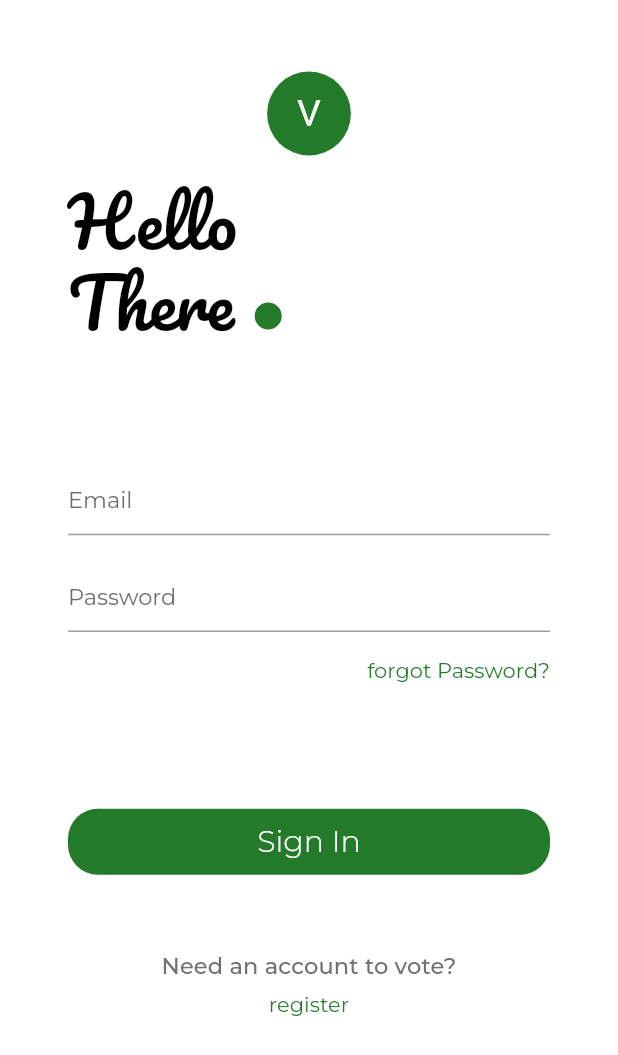
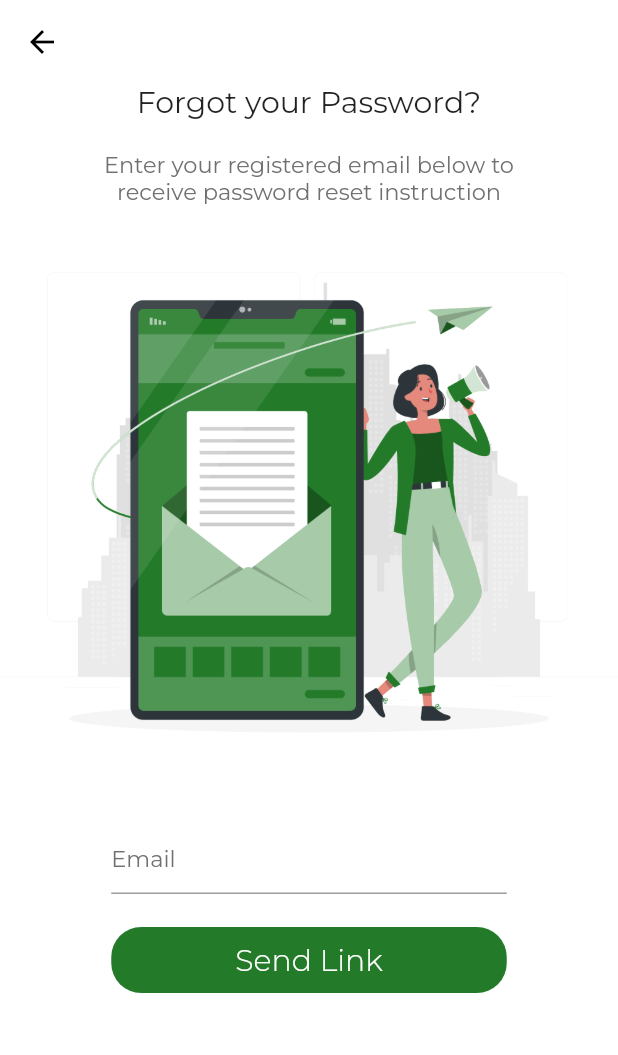
Before and after one commit to gyatashoa/votex, a Flutter app: the screen it shows after launch, after a tap on "forgot Password?", on a phone screen of 412 x 824 dp. Shown: the top 1055 px of the screen. Run offline on Flutter 3.47's test engine with Material 2 defaults, Android fonts, the light colour scheme and no system bars; our stand-ins replace avatar_glow, cloud_firestore, fancy_bottom_navigation, firebase_auth, firebase_core, fl_chart and 7 more; accounts and stored records are empty; Roboto replaces fonts that are missing (Courgette); statements that could not run were skipped.

Commit message:
forgot password view done with its services fully implemented

```diff
--- a/lib/app/app.dart
+++ b/lib/app/app.dart
@@ -9,6 +9,7 @@ import 'package:votex/ui/views/complete_registration_view.dart';
 import 'package:votex/ui/views/home_view.dart';
 import 'package:votex/ui/views/login_view.dart';
 import 'package:votex/ui/views/profile_view.dart';
+import 'package:votex/ui/views/reset_password_view.dart';
 import 'package:votex/ui/views/signup_view.dart';
 import 'package:votex/ui/views/startup_view.dart';
 import 'package:votex/ui/views/voting_detail_view.dart';
@@ -18,6 +19,7 @@ import 'package:votex/ui/views/voting_view.dart';
   MaterialRoute(page: StartUpView, initial: true),
   MaterialRoute(page: LoginView),
   MaterialRoute(page: SignUpView),
+  MaterialRoute(page: ResetPasswordView),
   MaterialRoute(
     page: CompleteRegistrationView,
   ),
@@ -41,6 +43,7 @@ import 'package:votex/ui/views/voting_view.dart';
   LazySingleton(classType: DateServices),
   LazySingleton(classType: FirestoreServices),
   LazySingleton(classType: LocalCachingSevices),
-  LazySingleton(classType: VotingServices)
+  LazySingleton(classType: VotingServices),
+  LazySingleton(classType: SnackbarService)
 ])
 class AppSetup {}
--- a/lib/app/app.locator.dart
+++ b/lib/app/app.locator.dart
@@ -32,4 +32,5 @@ void setupLocator({String? environment, EnvironmentFilter? environmentFilter}) {
   locator.registerLazySingleton(() => FirestoreServices());
   locator.registerLazySingleton(() => LocalCachingSevices());
   locator.registerLazySingleton(() => VotingServices());
+  locator.registerLazySingleton(() => SnackbarService());
 }
--- a/lib/app/app.router.dart
+++ b/lib/app/app.router.dart
@@ -14,6 +14,7 @@ import '../ui/views/complete_registration_view.dart';
 import '../ui/views/home_view.dart';
 import '../ui/views/login_view.dart';
 import '../ui/views/profile_view.dart';
+import '../ui/views/reset_password_view.dart';
 import '../ui/views/signup_view.dart';
 import '../ui/views/startup_view.dart';
 import '../ui/views/voting_detail_view.dart';
@@ -23,6 +24,7 @@ class Routes {
   static const String startUpView = '/';
   static const String loginView = '/login-view';
   static const String signUpView = '/sign-up-view';
+  static const String resetPasswordView = '/reset-password-view';
   static const String completeRegistrationView = '/complete-registration-view';
   static const String homeView = '/home-view';
   static const String profileView = '/profile-view';
@@ -32,6 +34,7 @@ class Routes {
     startUpView,
     loginView,
     signUpView,
+    resetPasswordView,
     completeRegistrationView,
     homeView,
     profileView,
@@ -47,6 +50,7 @@ class StackedRouter extends RouterBase {
     RouteDef(Routes.startUpView, page: StartUpView),
     RouteDef(Routes.loginView, page: LoginView),
     RouteDef(Routes.signUpView, page: SignUpView),
+    RouteDef(Routes.resetPasswordView, page: ResetPasswordView),
     RouteDef(Routes.completeRegistrationView, page: CompleteRegistrationView),
     RouteDef(Routes.homeView, page: HomeView),
     RouteDef(Routes.profileView, page: ProfileView),
@@ -71,6 +75,12 @@ class StackedRouter extends RouterBase {
     SignUpView: (data) {
       return MaterialPageRoute<dynamic>(
         builder: (context) => SignUpView(),
+        settings: data,
+      );
+    },
+    ResetPasswordView: (data) {
+      return MaterialPageRoute<dynamic>(
+        builder: (context) => const ResetPasswordView(),
         settings: data,
       );
     },
--- a/lib/services/auth_services.dart
+++ b/lib/services/auth_services.dart
@@ -31,6 +31,14 @@ class AuthServices {
     await _instance.signOut();
   }
 
+  Future resetPassword(String email) async {
+    try {
+      await _instance.sendPasswordResetEmail(email: email);
+    } catch (e) {
+      return e;
+    }
+  }
+
   Future UpdateName(String name) async {
     try {
       await _instance.currentUser!.updateDisplayName(name);
--- a/lib/theme/fonts.dart
+++ b/lib/theme/fonts.dart
@@ -56,3 +56,6 @@ TextStyle deepenText =
 
 TextStyle faintedText = GoogleFonts.montserrat(
     color: Colors.black.withOpacity(.5), fontWeight: FontWeight.w500);
+
+final TextStyle mediumHeaderText =
+    GoogleFonts.montserrat(fontSize: 20, fontWeight: FontWeight.w400);
--- a/lib/ui/view_model/login_view_model.dart
+++ b/lib/ui/view_model/login_view_model.dart
@@ -32,7 +32,10 @@ class LoginViewModel extends MainFormModel {
   LocalCachingSevices _cachingSevices = locator<LocalCachingSevices>();
   FirestoreServices _firestoreServices = locator<FirestoreServices>();
 
-  void forgotPassword() {}
+  void forgotPassword() async {
+    await _navigationService.navigateTo(Routes.resetPasswordView);
+  }
+
   void signIn(UserDetailsProvider provider) async {
     if (formKey.currentState!.validate()) {
       setBusy(true);
--- a/lib/ui/view_model/mainFormModel.dart
+++ b/lib/ui/view_model/mainFormModel.dart
@@ -26,7 +26,7 @@ class MainFormModel extends FormViewModel {
       {String? data, FieldType? type, String? password1, int? value}) {
     if (type == FieldType.EMAIL) {
       //validate for email
-      if (data == null || data.length < 6) {
+      if (data == null || (!data.contains('@')) || (!data.contains('.'))) {
         return errorMsg1;
       }
     }
--- /dev/null
+++ b/lib/ui/view_model/reset_password_view_model.dart
@@ -0,0 +1,47 @@
+import 'package:flutter/widgets.dart';
+import 'package:stacked/stacked.dart';
+import 'package:stacked_services/stacked_services.dart';
+import 'package:votex/app/app.locator.dart';
+import 'package:votex/services/auth_services.dart';
+import 'package:votex/ui/view_model/mainFormModel.dart';
+
+class ResetPasswordViewModel extends BaseViewModel {
+  final _authService = locator<AuthServices>();
+  final _dialogService = locator<DialogService>();
+  final _snackBarService = locator<SnackbarService>();
+  final _navigator = locator<NavigationService>();
+
+  final formkey = GlobalKey<FormState>();
+  final emailController = TextEditingController();
+
+  void resetPassword() async {
+    if (formkey.currentState!.validate()) {
+      setBusy(true);
+      var res = await _authService.resetPassword(this.emailController.text);
+      setBusy(false);
+      if (res != null) {
+        _dialogService.showDialog(title: 'Error', description: res.message);
+        return;
+      }
+      _snackBarService.showSnackbar(
+          onMainButtonTapped: () {
+            goBack();
+          },
+          onTap: (val) {
+            goBack();
+          },
+          duration: Duration(seconds: 8),
+          title: 'Link Sent',
+          message: 'A link was sent to you email');
+      this.emailController.text = '';
+    }
+  }
+
+  void goBack() {
+    _navigator.back();
+  }
+
+  String? validate(String? val) {
+    return MainFormModel().validator(data: val, type: FieldType.EMAIL);
+  }
+}
--- /dev/null
+++ b/lib/ui/views/reset_password_view.dart
@@ -0,0 +1,98 @@
+import 'package:flutter/material.dart';
+import 'package:google_fonts/google_fonts.dart';
+import 'package:responsive_builder/responsive_builder.dart';
+import 'package:stacked/stacked.dart';
+import 'package:votex/theme/fonts.dart';
+import 'package:votex/ui/view_model/reset_password_view_model.dart';
+import 'package:votex/ui/widgets/auth_busy_btn.dart';
+
+class ResetPasswordView extends StatelessWidget {
+  const ResetPasswordView({Key? key}) : super(key: key);
+
+  @override
+  Widget build(BuildContext context) {
+    return ViewModelBuilder<ResetPasswordViewModel>.reactive(
+        builder: (ctx, model, _) {
+          return ResponsiveBuilder(builder: (_, info) {
+            if (info.isMobile) {
+              return _MobileView(model);
+            }
+            return _MobileView(model);
+          });
+        },
+        viewModelBuilder: () => ResetPasswordViewModel());
+  }
+}
+
+class _MobileView extends StatelessWidget {
+  final ResetPasswordViewModel model;
+  const _MobileView(this.model, {Key? key}) : super(key: key);
+  final imagePath = 'assets/images/send_email.png';
+
+  @override
+  Widget build(BuildContext context) {
+    final devSize = MediaQuery.of(context).size;
+    return Scaffold(
+      appBar: AppBar(
+        elevation: 0,
+        leading: IconButton(
+          icon: Icon(
+            Icons.arrow_back,
+            color: Colors.black,
+          ),
+          onPressed: model.goBack,
+        ),
+      ),
+      body: Container(
+        width: double.infinity,
+        child: SingleChildScrollView(
+          child: Column(
+            crossAxisAlignment: CrossAxisAlignment.center,
+            children: [
+              Text(
+                'Forgot your Password?',
+                style: mediumHeaderText,
+              ),
+              SizedBox(
+                height: 20,
+              ),
+              Padding(
+                padding: EdgeInsets.symmetric(horizontal: devSize.width * .16),
+                child: Text(
+                  'Enter your registered email below to receive password reset instruction',
+                  textAlign: TextAlign.center,
+                  style: faintedTextSecondary,
+                ),
+              ),
+              Container(
+                  height: devSize.height * .5,
+                  child: Image.asset(this.imagePath)),
+              Form(
+                  key: model.formkey,
+                  child: Padding(
+                    padding:
+                        EdgeInsets.symmetric(horizontal: devSize.width * .18),
+                    child: TextFormField(
+                      onFieldSubmitted: (val) => model.resetPassword(),
+                      controller: model.emailController,
+                      validator: model.validate,
+                      keyboardType: TextInputType.emailAddress,
+                      textInputAction: TextInputAction.send,
+                      decoration: InputDecoration(hintText: 'Email'),
+                    ),
+                  )),
+              SizedBox(
+                height: 20,
+              ),
+              Padding(
+                padding: EdgeInsets.symmetric(horizontal: devSize.width * .18),
+                child: AuthBusyBtn('Send Link',
+                    isBusy: model.isBusy, onPressed: model.resetPassword),
+              )
+            ],
+          ),
+        ),
+      ),
+    );
+  }
+}
```
Also changed, not shown: assets/images/send_email.png (added).
